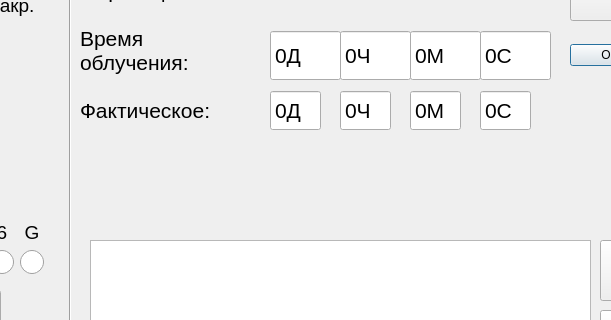
Old version of the form mainwindow.ui in the repository beeleph/PanelRegata2; both pictures show x 200 to 811 and y 310 to 630 of the 1024 by 720 pixel window.
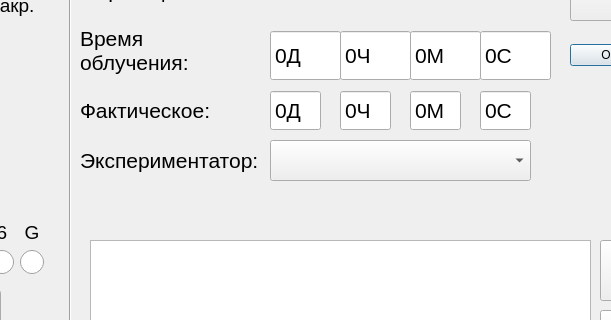
New version of the form. Icons and pictures are not drawn. Custom widgets are drawn as their Qt base class.

```diff
--- a/mainwindow.ui
+++ b/mainwindow.ui
@@ -1605,6 +1605,45 @@
      <set>Qt::AlignRight|Qt::AlignTrailing|Qt::AlignVCenter</set>
     </property>
    </widget>
+   <widget class="QLabel" name="irradiationFactlabel_2">
+    <property name="geometry">
+     <rect>
+      <x>280</x>
+      <y>450</y>
+      <width>181</width>
+      <height>41</height>
+     </rect>
+    </property>
+    <property name="font">
+     <font>
+      <pointsize>16</pointsize>
+     </font>
+    </property>
+    <property name="text">
+     <string>Экспериментатор:</string>
+    </property>
+    <property name="alignment">
+     <set>Qt::AlignLeading|Qt::AlignLeft|Qt::AlignVCenter</set>
+    </property>
+    <property name="wordWrap">
+     <bool>true</bool>
+    </property>
+   </widget>
+   <widget class="QComboBox" name="experimenterComboBox">
+    <property name="geometry">
+     <rect>
+      <x>470</x>
+      <y>450</y>
+      <width>261</width>
+      <height>41</height>
+     </rect>
+    </property>
+    <property name="font">
+     <font>
+      <pointsize>16</pointsize>
+     </font>
+    </property>
+   </widget>
    <zorder>uzvLabel</zorder>
    <zorder>N1Button</zorder>
    <zorder>N2Button</zorder>
```
Left out of the diff: 3 changed lines with no effect on the pictures.
